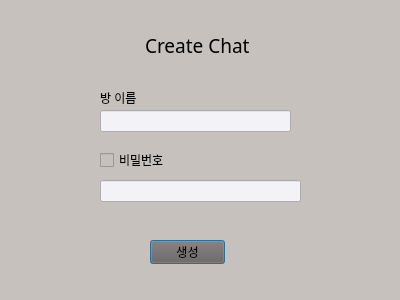
First picture: the form in src/client/gui/createRoom.ui, repository TaehyunJeon0203/lanssenger, before the edit.
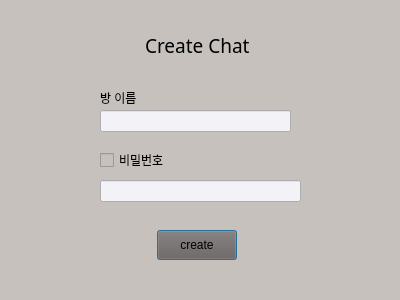
Second picture: the form after the edit.

Commit message: 버튼 위치 변경

```diff
--- a/src/client/gui/createRoom.ui
+++ b/src/client/gui/createRoom.ui
@@ -102,17 +102,17 @@
   <widget class="QPushButton" name="createRoomButton">
    <property name="geometry">
     <rect>
-     <x>150</x>
-     <y>240</y>
-     <width>75</width>
-     <height>24</height>
+     <x>157</x>
+     <y>230</y>
+     <width>80</width>
+     <height>30</height>
     </rect>
    </property>
    <property name="styleSheet">
     <string notr="true">background-color: #6C5952</string>
    </property>
    <property name="text">
-    <string>생성</string>
+    <string>create</string>
    </property>
   </widget>
  </widget>
```
The commit also changes 1 other file.
